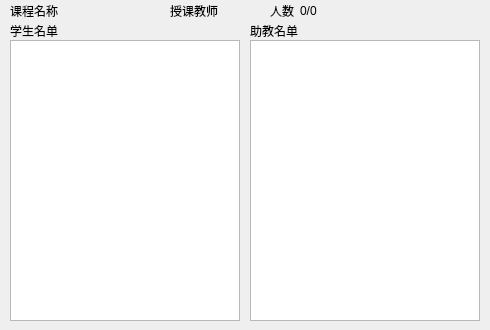
Above: Student Manage System/ViewCourseWidget.ui from BakaSea/Student-Manage-System before the change. Below: the same form after it.
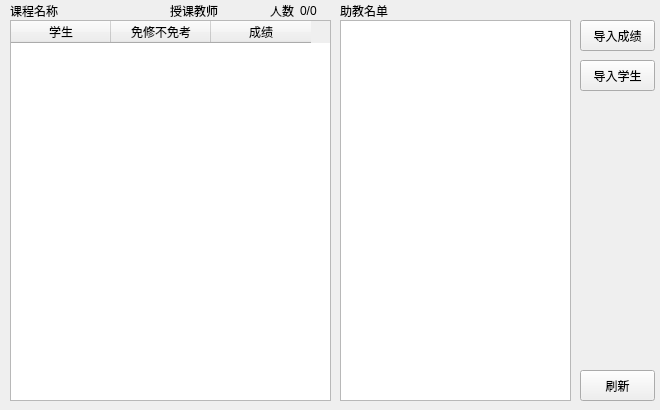
That is the form after the change.

```diff
--- a/Student Manage System/ViewCourseWidget.ui
+++ b/Student Manage System/ViewCourseWidget.ui
@@ -6,65 +6,25 @@
    <rect>
     <x>0</x>
     <y>0</y>
-    <width>490</width>
-    <height>330</height>
+    <width>660</width>
+    <height>410</height>
    </rect>
   </property>
+  <property name="minimumSize">
+   <size>
+    <width>660</width>
+    <height>410</height>
+   </size>
+  </property>
+  <property name="maximumSize">
+   <size>
+    <width>660</width>
+    <height>410</height>
+   </size>
+  </property>
   <property name="windowTitle">
    <string>ViewCourseWidget</string>
   </property>
-  <widget class="QListWidget" name="listStudent">
-   <property name="geometry">
-    <rect>
-     <x>10</x>
-     <y>40</y>
-     <width>230</width>
-     <height>281</height>
-    </rect>
-   </property>
-   <property name="editTriggers">
-    <set>QAbstractItemView::NoEditTriggers</set>
-   </property>
-  </widget>
-  <widget class="QListWidget" name="listAssistant">
-   <property name="geometry">
-    <rect>
-     <x>250</x>
-     <y>40</y>
-     <width>230</width>
-     <height>281</height>
-    </rect>
-   </property>
-   <property name="editTriggers">
-    <set>QAbstractItemView::NoEditTriggers</set>
-   </property>
-  </widget>
-  <widget class="QLabel" name="labelStudent">
-   <property name="geometry">
-    <rect>
-     <x>10</x>
-     <y>20</y>
-     <width>54</width>
-     <height>21</height>
-    </rect>
-   </property>
-   <property name="text">
-    <string>学生名单</string>
-   </property>
-  </widget>
-  <widget class="QLabel" name="labelAssistant">
-   <property name="geometry">
-    <rect>
-     <x>250</x>
-     <y>20</y>
-     <width>54</width>
-     <height>21</height>
-    </rect>
-   </property>
-   <property name="text">
-    <string>助教名单</string>
-   </property>
-  </widget>
   <widget class="QLabel" name="labelName">
    <property name="geometry">
     <rect>
@@ -117,6 +77,105 @@
     <string>授课教师</string>
    </property>
   </widget>
+  <widget class="QTableWidget" name="tableStudent">
+   <property name="geometry">
+    <rect>
+     <x>10</x>
+     <y>20</y>
+     <width>321</width>
+     <height>381</height>
+    </rect>
+   </property>
+   <property name="editTriggers">
+    <set>QAbstractItemView::NoEditTriggers</set>
+   </property>
+   <property name="selectionBehavior">
+    <enum>QAbstractItemView::SelectRows</enum>
+   </property>
+   <attribute name="verticalHeaderVisible">
+    <bool>false</bool>
+   </attribute>
+   <column>
+    <property name="text">
+     <string>学生</string>
+    </property>
+   </column>
+   <column>
+    <property name="text">
+     <string>免修不免考</string>
+    </property>
+   </column>
+   <column>
+    <property name="text">
+     <string>成绩</string>
+    </property>
+   </column>
+  </widget>
+  <widget class="QPushButton" name="btnInputScore">
+   <property name="geometry">
+    <rect>
+     <x>580</x>
+     <y>20</y>
+     <width>75</width>
+     <height>31</height>
+    </rect>
+   </property>
+   <property name="text">
+    <string>导入成绩</string>
+   </property>
+  </widget>
+  <widget class="QPushButton" name="btnRefresh">
+   <property name="geometry">
+    <rect>
+     <x>580</x>
+     <y>370</y>
+     <width>75</width>
+     <height>31</height>
+    </rect>
+   </property>
+   <property name="text">
+    <string>刷新</string>
+   </property>
+  </widget>
+  <widget class="QPushButton" name="btnInputStudent">
+   <property name="geometry">
+    <rect>
+     <x>580</x>
+     <y>60</y>
+     <width>75</width>
+     <height>31</height>
+    </rect>
+   </property>
+   <property name="text">
+    <string>导入学生</string>
+   </property>
+  </widget>
+  <widget class="QLabel" name="labelAssistant">
+   <property name="geometry">
+    <rect>
+     <x>340</x>
+     <y>0</y>
+     <width>54</width>
+     <height>21</height>
+    </rect>
+   </property>
+   <property name="text">
+    <string>助教名单</string>
+   </property>
+  </widget>
+  <widget class="QListWidget" name="listAssistant">
+   <property name="geometry">
+    <rect>
+     <x>340</x>
+     <y>20</y>
+     <width>231</width>
+     <height>381</height>
+    </rect>
+   </property>
+   <property name="editTriggers">
+    <set>QAbstractItemView::NoEditTriggers</set>
+   </property>
+  </widget>
  </widget>
  <layoutdefault spacing="6" margin="11"/>
  <resources/>
```
Left out of the diff: 59 changed lines with no effect on the pictures.
